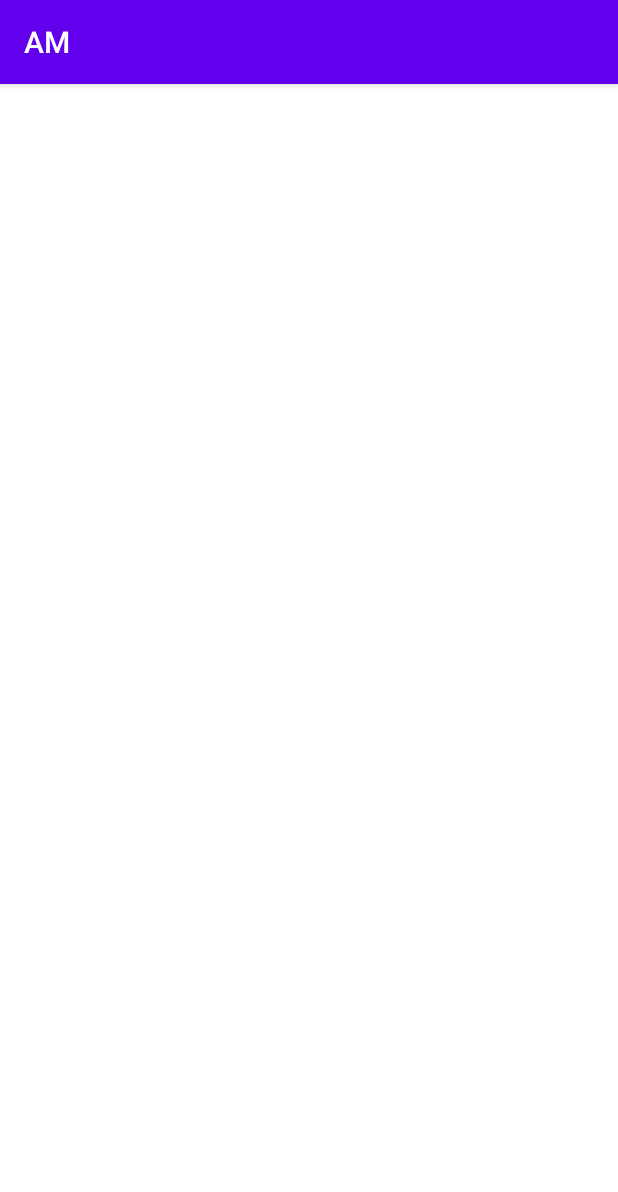
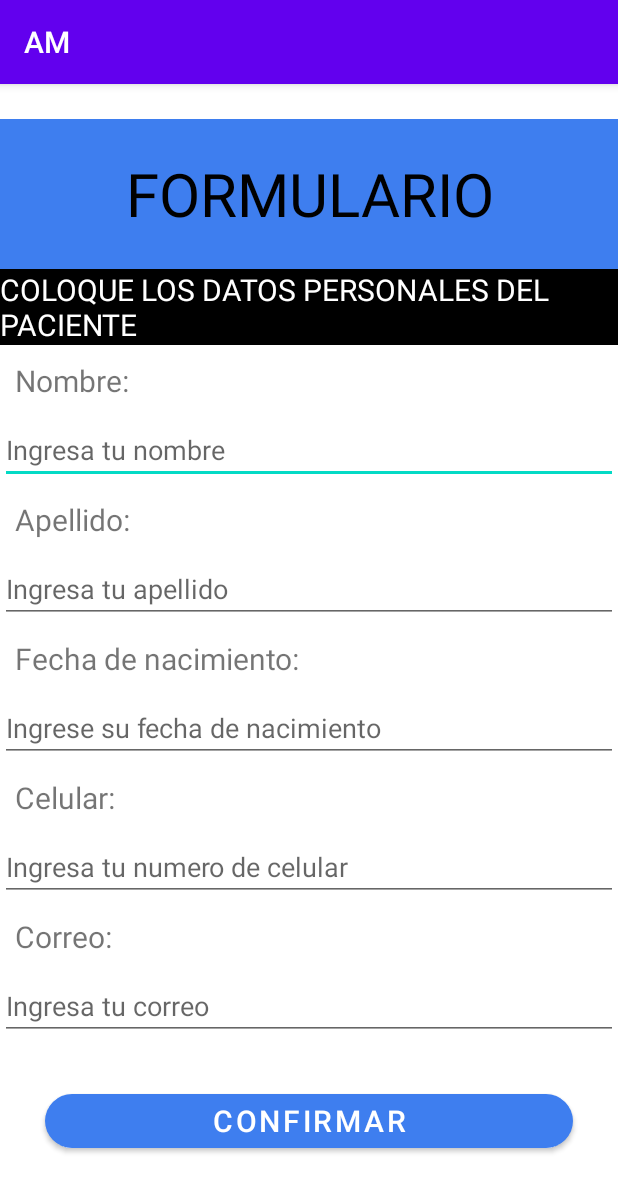
Before and after one commit to dis0400/Progra3, an Android app: the Formulario screen opened directly, with no data from a screen before it, on a phone screen of 412 x 824 dp. Shown: the top 1192 px of the screen. Run offline under Robolectric (Android 15) with nearby library versions, the phone set to English and light mode, and no system bars.

Commit message:
form commit

```diff
--- a/app/src/main/res/layout/activity_formulario.xml
+++ b/app/src/main/res/layout/activity_formulario.xml
@@ -5,5 +5,125 @@
     android:layout_width="match_parent"
     android:layout_height="match_parent"
     tools:context=".Formulario">
+    <ScrollView
+        android:layout_width="match_parent"
+        android:layout_height="wrap_content"
+        android:fillViewport="true"
+        app:layout_constraintBottom_toBottomOf="parent"
+        app:layout_constraintEnd_toEndOf="parent"
+        app:layout_constraintTop_toTopOf="parent">
+        <LinearLayout
+            android:layout_width="match_parent"
+            android:layout_height="wrap_content"
+            android:orientation="vertical"
+            android:gravity="center">
 
+            <TextView
+                android:id="@+id/formulari"
+                android:layout_width="match_parent"
+                android:layout_height="100dp"
+                android:background="#3E7EEF"
+                android:gravity="center"
+                android:text="@string/form"
+                android:textColor="@color/black"
+                android:textSize="40dp"
+                tools:ignore="MissingConstraints" />
+
+            <TextView
+                android:id="@+id/personales"
+                android:layout_width="match_parent"
+                android:layout_height="wrap_content"
+                android:text="@string/datos"
+                android:textSize="20dp"
+                android:textColor="@color/white"
+                android:background="@color/black"
+                tools:ignore="MissingConstraints" />
+            <TextView
+                android:id="@+id/textView1"
+                android:layout_width="match_parent"
+                android:layout_height="match_parent"
+                android:layout_margin="10dp"
+                android:text="Nombre:"
+                android:textSize="20sp" />
+            <EditText
+                android:id="@+id/edittextName"
+                android:layout_width="match_parent"
+                android:layout_height="wrap_content"
+                android:ems="10"
+                android:hint="@string/firstname"
+                android:importantForAutofill="no"
+                android:inputType="textPersonName" />
+            <TextView
+                android:id="@+id/textView2"
+                android:layout_width="match_parent"
+                android:layout_height="match_parent"
+                android:layout_margin="10dp"
+                android:text="Apellido:"
+                android:textSize="20dp" />
+            <EditText
+                android:id="@+id/editLastname"
+                android:layout_width="match_parent"
+                android:layout_height="wrap_content"
+                android:ems="10"
+                android:hint="@string/lastname"
+                android:importantForAutofill="no"
+                android:inputType="textPersonName"/>
+            <TextView
+                android:id="@+id/edad"
+                android:layout_width="match_parent"
+                android:layout_height="match_parent"
+                android:layout_margin="10dp"
+                android:text="Fecha de nacimiento:"
+                android:textSize="20dp"/>
+            <EditText
+                android:id="@+id/editEdad"
+                android:layout_width="match_parent"
+                android:layout_height="wrap_content"
+                android:clickable="true"
+                android:hint="@string/edad"
+                android:importantForAutofill="no"
+                android:inputType="date"
+                android:maxLines="1"
+                />
+            <TextView
+                android:id="@+id/textView3"
+                android:layout_width="match_parent"
+                android:layout_height="match_parent"
+                android:layout_margin="10dp"
+                android:text="Celular:"
+                android:textSize="20sp" />
+            <EditText
+                android:id="@+id/editphone"
+                android:layout_width="match_parent"
+                android:layout_height="wrap_content"
+                android:ems="10"
+                android:hint="@string/phone"
+                android:importantForAutofill="no"
+                android:inputType="textPersonName"/>
+            <TextView
+                android:id="@+id/textView4"
+                android:layout_width="match_parent"
+                android:layout_height="match_parent"
+                android:layout_margin="10dp"
+                android:text="Correo:"
+                android:textSize="20sp" />
+            <EditText
+                android:id="@+id/editmail"
+                android:layout_width="match_parent"
+                android:layout_height="wrap_content"
+                android:ems="10"
+                android:hint="@string/email"
+                android:importantForAutofill="no"
+                android:inputType="textPersonName"/>
+            <Button
+                style="@style/button"
+                android:layout_width="match_parent"
+                android:layout_height="wrap_content"
+                android:layout_margin="30dp"
+                android:text="@string/confirm"
+                android:textSize="20dp"/>
+
+
+        </LinearLayout>
+    </ScrollView>
 </androidx.constraintlayout.widget.ConstraintLayout>
--- a/app/src/main/res/values/strings.xml
+++ b/app/src/main/res/values/strings.xml
@@ -11,5 +11,9 @@
     <string name="newpass">Ingresa tu nueva contraseña</string>
     <string name="phone">Ingresa tu numero de celular</string>
 
+    <string name="edad">Ingrese su fecha de nacimiento</string>
+    <string name="form">FORMULARIO</string>
+    <string name="datos">COLOQUE LOS DATOS PERSONALES DEL PACIENTE</string>
 
+    <string name="confirm">CONFIRMAR</string>
 </resources>
```
